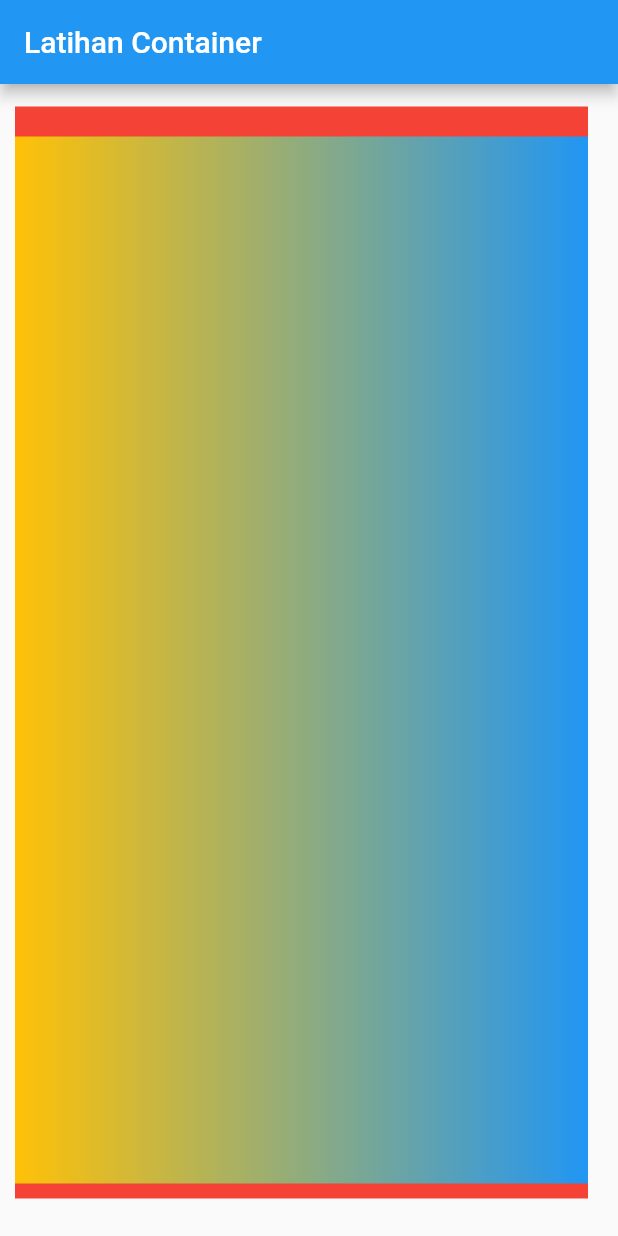
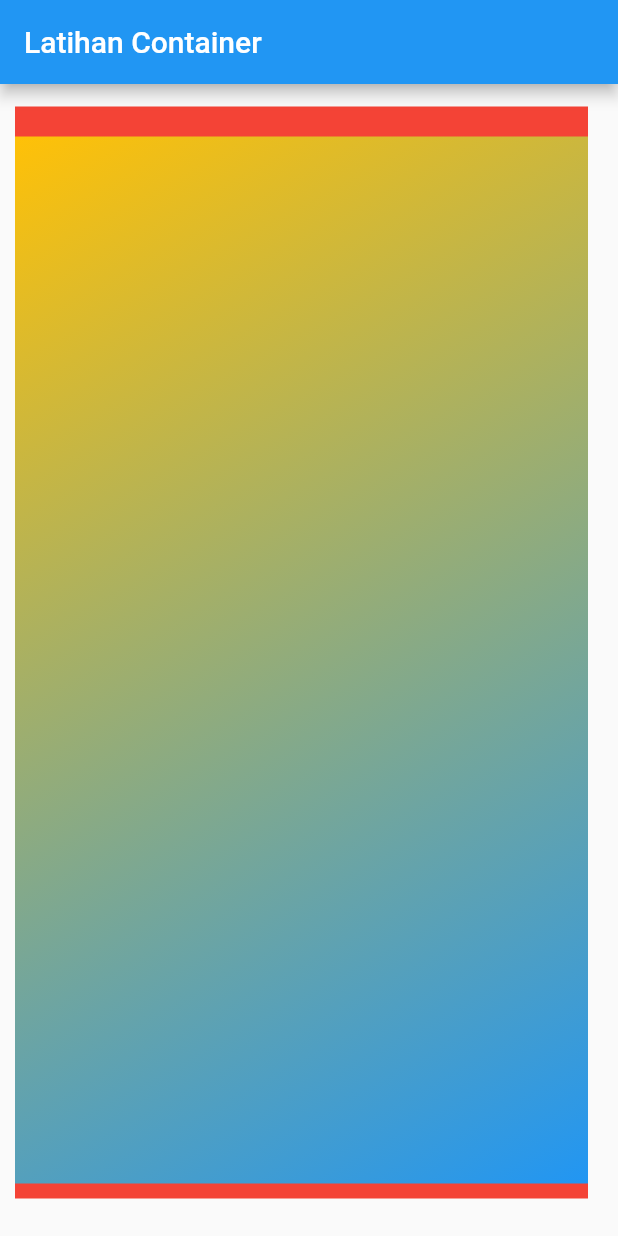
Before and after one commit to feyto81/learn-flutter-container, a Flutter app: the screen it shows after launch, on a phone screen of 412 x 824 dp. Run offline on Flutter 3.47's test engine with Material 2 defaults, Android fonts, the phone set to English and light mode, and no system bars.

Commit message:
adding begin gradation from top left to bottom right

```diff
--- a/lib/main.dart
+++ b/lib/main.dart
@@ -18,8 +18,10 @@ class MyApp extends StatelessWidget {
           padding: EdgeInsets.only(bottom: 10, top: 20),
           child: Container(
             decoration: BoxDecoration(
-                gradient:
-                    LinearGradient(colors: <Color>[Colors.amber, Colors.blue])),
+                gradient: LinearGradient(
+                    begin: Alignment.topLeft,
+                    end: Alignment.bottomRight,
+                    colors: <Color>[Colors.amber, Colors.blue])),
           ),
         ),
       ),
```
